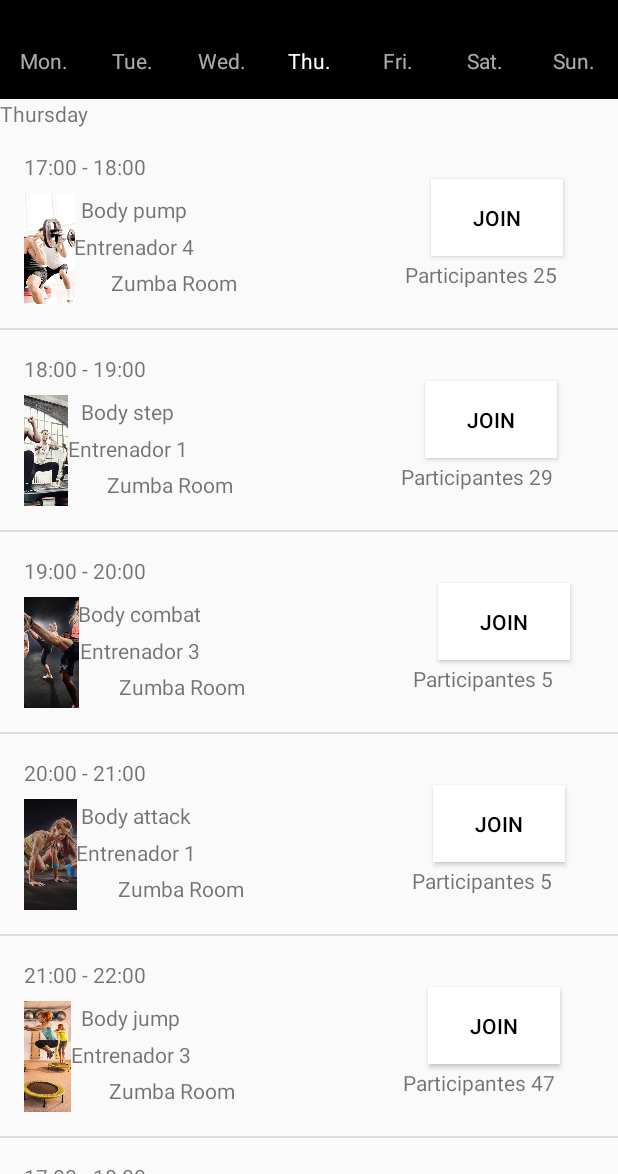
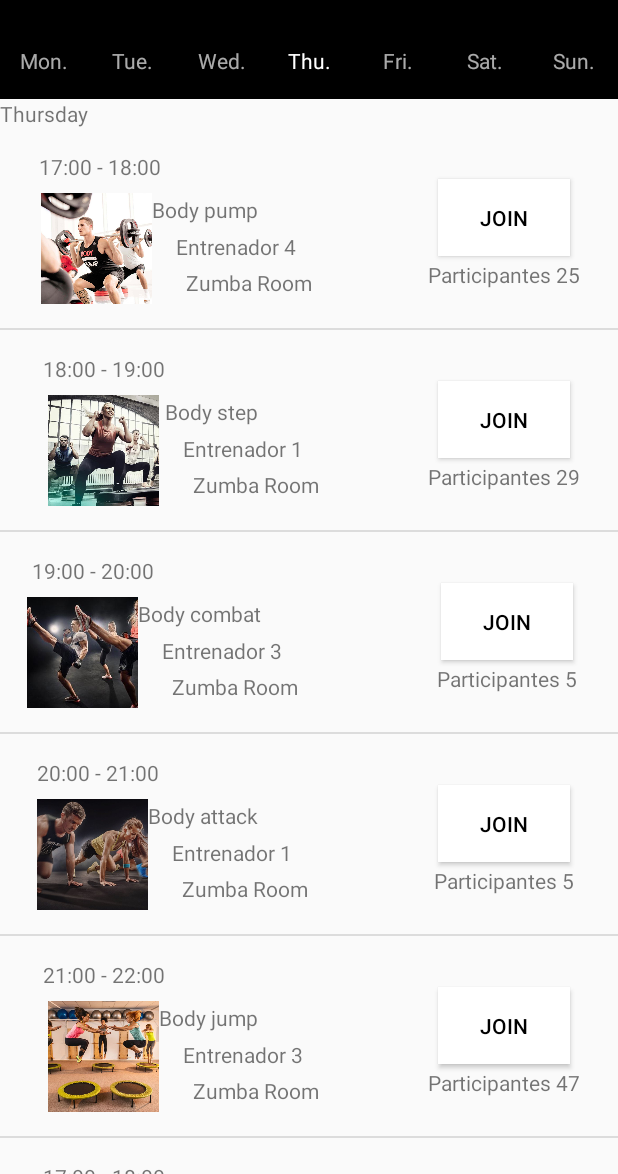
Before and after one commit to pmdmo2019-20/ev1-baldogym-PabloRomeroMontero, an Android app: the screen it shows after launch (ScheduleActivity), on a phone screen of 412 x 824 dp, the part 62-1236 px from its top. Run offline under Robolectric (Android 15) with nearby library versions, the phone set to English and light mode, and no system bars.

Commit message:
Todo Terminado, codigo un poco mas optimizado y layouts un poco mejorados

```diff
--- a/app/src/main/res/layout/schedule_activity_item.xml
+++ b/app/src/main/res/layout/schedule_activity_item.xml
@@ -9,14 +9,15 @@
     tools:context=".ui.schedule.ScheduleActivity">
 
 
-
     <TextView
         android:id="@+id/lblTime_item"
         android:layout_width="wrap_content"
         android:layout_height="wrap_content"
+        android:layout_marginStart="16dp"
         android:layout_marginBottom="8dp"
         android:text="@string/time_prueba"
         app:layout_constraintBottom_toTopOf="@+id/imageView_item"
+        app:layout_constraintEnd_toEndOf="@+id/imageView_item"
         app:layout_constraintStart_toStartOf="parent"
         app:layout_constraintTop_toTopOf="parent" />
 
@@ -50,22 +51,21 @@
         android:id="@+id/lblParticipantes_item"
         android:layout_width="wrap_content"
         android:layout_height="wrap_content"
-        android:layout_marginEnd="32dp"
         android:layout_marginBottom="8dp"
         android:text="@string/participantes_prueba"
         app:layout_constraintBottom_toBottomOf="parent"
-        app:layout_constraintEnd_toEndOf="parent"
-        app:layout_constraintStart_toEndOf="@+id/lblRoom_item"
+        app:layout_constraintEnd_toEndOf="@+id/btnJoin_item"
+        app:layout_constraintStart_toStartOf="@+id/btnJoin_item"
         app:layout_constraintTop_toBottomOf="@+id/btnJoin_item" />
 
     <TextView
         android:id="@+id/lblTrainer_item"
         android:layout_width="wrap_content"
         android:layout_height="wrap_content"
-        android:layout_marginEnd="158dp"
+        android:layout_marginStart="16dp"
         android:text="@string/trainer_prueba"
         app:layout_constraintBottom_toTopOf="@+id/lblRoom_item"
-        app:layout_constraintEnd_toStartOf="@+id/btnJoin_item"
+        app:layout_constraintEnd_toEndOf="@id/lblNameTraining_item"
         app:layout_constraintStart_toEndOf="@+id/imageView_item"
         app:layout_constraintTop_toBottomOf="@+id/lblNameTraining_item" />
 
@@ -74,10 +74,10 @@
         android:layout_width="wrap_content"
         android:layout_height="wrap_content"
         android:layout_marginStart="32dp"
-        android:layout_marginEnd="112dp"
         android:text="@string/room_prueba"
         app:layout_constraintBottom_toBottomOf="parent"
-        app:layout_constraintEnd_toStartOf="@+id/lblParticipantes_item"
+        app:layout_constraintEnd_toEndOf="@+id/lblTrainer_item"
+        app:layout_constraintHorizontal_bias="0.451"
         app:layout_constraintStart_toEndOf="@+id/imageView_item"
         app:layout_constraintTop_toBottomOf="@+id/lblTrainer_item"
         app:layout_constraintVertical_bias="0.312" />
@@ -87,7 +87,7 @@
         android:layout_width="wrap_content"
         android:layout_height="wrap_content"
         android:layout_marginTop="24dp"
-        android:layout_marginEnd="158dp"
+        android:layout_marginEnd="120dp"
         android:text="@string/name_prueba"
         app:layout_constraintBottom_toTopOf="@+id/lblTrainer_item"
         app:layout_constraintEnd_toStartOf="@+id/btnJoin_item"
```
Also changed, not shown: app/src/main/res/layout/training_session_activity.xml (+6 -11 lines).
